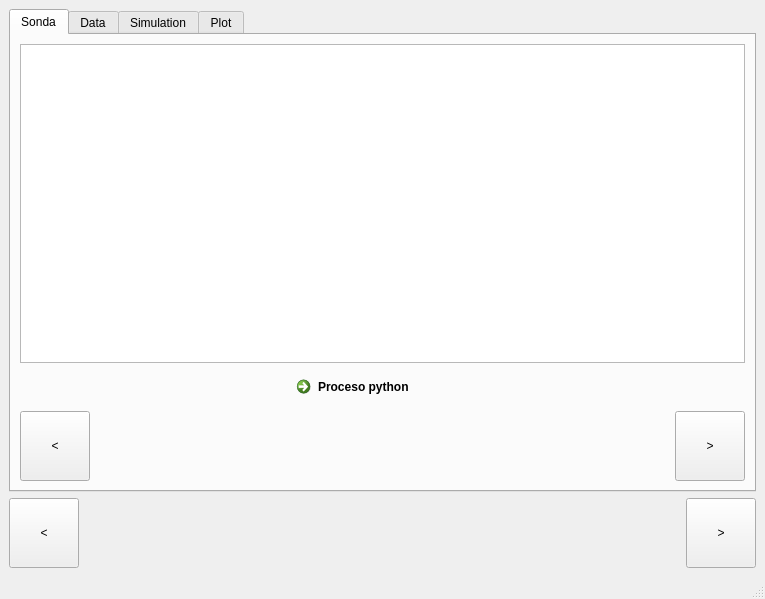
Old version of the form gui/src/mainwindow.ui in the repository MikeMakes/OceanHackaton2021_GUI.
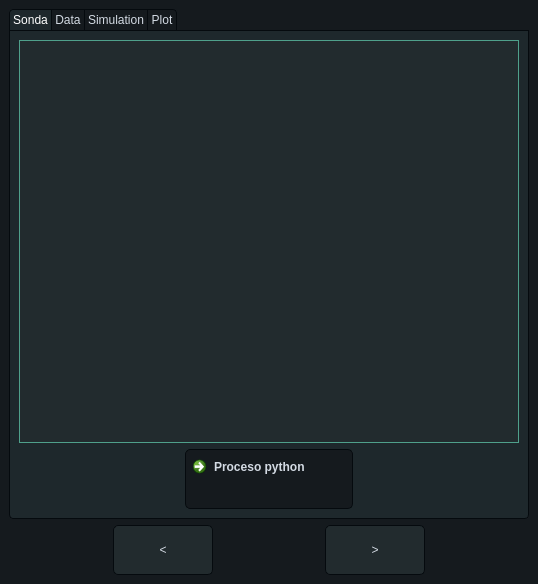
New version of the form.

Commit message: mejor paginado de tabs

The edit to the form file:
```diff
--- a/gui/src/mainwindow.ui
+++ b/gui/src/mainwindow.ui
@@ -6,38 +6,607 @@
    <rect>
     <x>0</x>
     <y>0</y>
-    <width>765</width>
-    <height>599</height>
+    <width>538</width>
+    <height>584</height>
    </rect>
   </property>
   <property name="windowTitle">
    <string>MainWindow</string>
   </property>
   <property name="styleSheet">
-   <string notr="true"/>
+   <string notr="true">/*
+ManjaroMix Style Sheet for QT Applications
+Author: Jaime A. Quiroga P.
+Company: GTRONICK
+Last updated: 25/02/2020, 15:42.
+Available at: https://github.com/GTRONICK/QSS/blob/master/ManjaroMix.qss
+*/
+QMainWindow {
+	background-color:#151a1e;
+}
+QCalendar {
+	background-color: #151a1e;
+}
+QTextEdit {
+	border-width: 1px;
+	border-style: solid;
+	border-color: #4fa08b;
+	background-color: #222b2e;
+	color: #d3dae3;
+}
+QPlainTextEdit {
+	border-width: 1px;
+	border-style: solid;
+	border-color: #4fa08b;
+	background-color: #222b2e;
+	color: #d3dae3;
+}
+QToolButton {
+	border-style: solid;
+	border-top-color: qlineargradient(spread:pad, x1:0.5, y1:1, x2:0.5, y2:0, stop:0 rgb(215, 215, 215), stop:1 rgb(222, 222, 222));
+	border-right-color: qlineargradient(spread:pad, x1:0, y1:0.5, x2:1, y2:0.5, stop:0 rgb(217, 217, 217), stop:1 rgb(227, 227, 227));
+	border-left-color: qlineargradient(spread:pad, x1:0, y1:0.5, x2:1, y2:0.5, stop:0 rgb(227, 227, 227), stop:1 rgb(217, 217, 217));
+	border-bottom-color: qlineargradient(spread:pad, x1:0.5, y1:1, x2:0.5, y2:0, stop:0 rgb(215, 215, 215), stop:1 rgb(222, 222, 222));
+	border-width: 1px;
+	border-radius: 5px;
+	color: #d3dae3;
+	padding: 2px;
+	background-color: rgb(255,255,255);
+}
+QToolButton:hover{
+	border-style: solid;
+	border-top-color: qlineargradient(spread:pad, x1:0.5, y1:1, x2:0.5, y2:0, stop:0 rgb(195, 195, 195), stop:1 rgb(222, 222, 222));
+	border-right-color: qlineargradient(spread:pad, x1:0, y1:0.5, x2:1, y2:0.5, stop:0 rgb(197, 197, 197), stop:1 rgb(227, 227, 227));
+	border-left-color: qlineargradient(spread:pad, x1:0, y1:0.5, x2:1, y2:0.5, stop:0 rgb(227, 227, 227), stop:1 rgb(197, 197, 197));
+	border-bottom-color: qlineargradient(spread:pad, x1:0.5, y1:1, x2:0.5, y2:0, stop:0 rgb(195, 195, 195), stop:1 rgb(222, 222, 222));
+	border-width: 1px;
+	border-radius: 5px;
+	color: rgb(0,0,0);
+	padding: 2px;
+	background-color: rgb(255,255,255);
+}
+QToolButton:pressed{
+	border-style: solid;
+	border-top-color: qlineargradient(spread:pad, x1:0.5, y1:1, x2:0.5, y2:0, stop:0 rgb(215, 215, 215), stop:1 rgb(222, 222, 222));
+	border-right-color: qlineargradient(spread:pad, x1:0, y1:0.5, x2:1, y2:0.5, stop:0 rgb(217, 217, 217), stop:1 rgb(227, 227, 227));
+	border-left-color: qlineargradient(spread:pad, x1:0, y1:0.5, x2:1, y2:0.5, stop:0 rgb(227, 227, 227), stop:1 rgb(217, 217, 217));
+	border-bottom-color: qlineargradient(spread:pad, x1:0.5, y1:1, x2:0.5, y2:0, stop:0 rgb(215, 215, 215), stop:1 rgb(222, 222, 222));
+	border-width: 1px;
+	border-radius: 5px;
+	color: rgb(0,0,0);
+	padding: 2px;
+	background-color: rgb(142,142,142);
+}
+QPushButton{
+	border-style: solid;
+	border-color: #050a0e;
+	border-width: 1px;
+	border-radius: 5px;
+	color: #d3dae3;
+	padding: 2px;
+	background-color: #151a1e;
+}
+QPushButton::default{
+	border-style: solid;
+	border-color: #050a0e;
+	border-width: 1px;
+	border-radius: 5px;
+	color: #FFFFFF;
+	padding: 2px;
+	background-color: #151a1e;;
+}
+QPushButton:hover{
+	border-style: solid;
+	border-color: #050a0e;
+	border-width: 1px;
+	border-radius: 5px;
+	color: #d3dae3;
+	padding: 2px;
+	background-color: #1c1f1f;
+}
+QPushButton:pressed{
+	border-style: solid;
+	border-color: #050a0e;
+	border-width: 1px;
+	border-radius: 5px;
+	color: #d3dae3;
+	padding: 2px;
+	background-color: #2c2f2f;
+}
+QPushButton:disabled{
+	border-style: solid;
+	border-top-color: qlineargradient(spread:pad, x1:0.5, y1:1, x2:0.5, y2:0, stop:0 rgb(215, 215, 215), stop:1 rgb(222, 222, 222));
+	border-right-color: qlineargradient(spread:pad, x1:0, y1:0.5, x2:1, y2:0.5, stop:0 rgb(217, 217, 217), stop:1 rgb(227, 227, 227));
+	border-left-color: qlineargradient(spread:pad, x1:0, y1:0.5, x2:1, y2:0.5, stop:0 rgb(227, 227, 227), stop:1 rgb(217, 217, 217));
+	border-bottom-color: qlineargradient(spread:pad, x1:0.5, y1:1, x2:0.5, y2:0, stop:0 rgb(215, 215, 215), stop:1 rgb(222, 222, 222));
+	border-width: 1px;
+	border-radius: 5px;
+	color: #808086;
+	padding: 2px;
+	background-color: rgb(142,142,142);
+}
+QLineEdit {
+	border-width: 1px;
+	border-style: solid;
+	border-color: #4fa08b;
+	background-color: #222b2e;
+	color: #d3dae3;
+}
+QLabel {
+	color: #d3dae3;
+}
+QLCDNumber {
+	color: #4d9b87;
+}
+QProgressBar {
+	text-align: center;
+	color: #d3dae3;
+	border-radius: 10px;
+	border-color: transparent;
+	border-style: solid;
+	background-color: #52595d;
+}
+QProgressBar::chunk {
+	background-color: #214037	;
+	border-radius: 10px;
+}
+QMenuBar {
+	background-color: #151a1e;
+}
+QMenuBar::item {
+	color: #d3dae3;
+  	spacing: 3px;
+  	padding: 1px 4px;
+	background-color: #151a1e;
+}
+
+QMenuBar::item:selected {
+  	background-color: #252a2e;
+	color: #FFFFFF;
+}
+QMenu {
+	background-color: #151a1e;
+}
+QMenu::item:selected {
+	background-color: #252a2e;
+	color: #FFFFFF;
+}
+QMenu::item {
+	color: #d3dae3;
+	background-color: #151a1e;
+}
+QTabWidget {
+	color:rgb(0,0,0);
+	background-color:#000000;
+}
+QTabWidget::pane {
+		border-color: #050a0e;
+		background-color: #1e282c;
+		border-style: solid;
+		border-width: 1px;
+    	border-bottom-left-radius: 4px;
+		border-bottom-right-radius: 4px;
+}
+QTabBar::tab:first {
+	border-style: solid;
+	border-left-width:1px;
+	border-right-width:0px;
+	border-top-width:1px;
+	border-bottom-width:0px;
+	border-top-color: #050a0e;
+	border-left-color: #050a0e;
+	border-bottom-color: #050a0e;
+	border-top-left-radius: 4px;
+	color: #d3dae3;
+	padding: 3px;
+	margin-left:0px;
+	background-color: #151a1e;
+}
+QTabBar::tab:last {
+	border-style: solid;
+	border-top-width:1px;
+	border-left-width:1px;
+	border-right-width:1px;
+	border-bottom-width:0px;
+	border-color: #050a0e;
+	border-top-right-radius: 4px;
+	color: #d3dae3;
+	padding: 3px;
+	margin-left:0px;
+	background-color: #151a1e;
+}
+QTabBar::tab {
+	border-style: solid;
+	border-top-width:1px;
+	border-bottom-width:0px;
+	border-left-width:1px;
+	border-top-color: #050a0e;
+	border-left-color: #050a0e;
+	border-bottom-color: #050a0e;
+	color: #d3dae3;
+	padding: 3px;
+	margin-left:0px;
+	background-color: #151a1e;
+}
+QTabBar::tab:selected, QTabBar::tab:last:selected, QTabBar::tab:hover {
+  	border-style: solid;
+  	border-left-width:1px;
+	border-bottom-width:0px;
+	border-right-color: transparent;
+	border-top-color: #050a0e;
+	border-left-color: #050a0e;
+	border-bottom-color: #050a0e;
+	color: #FFFFFF;
+	padding: 3px;
+	margin-left:0px;
+	background-color: #1e282c;
+}
+
+QTabBar::tab:selected, QTabBar::tab:first:selected, QTabBar::tab:hover {
+  	border-style: solid;
+  	border-left-width:1px;
+  	border-bottom-width:0px;
+  	border-top-width:1px;
+	border-right-color: transparent;
+	border-top-color: #050a0e;
+	border-left-color: #050a0e;
+	border-bottom-color: #050a0e;
+	color: #FFFFFF;
+	padding: 3px;
+	margin-left:0px;
+	background-color: #1e282c;
+}
+
+QCheckBox {
+	color: #d3dae3;
+	padding: 2px;
+}
+QCheckBox:disabled {
+	color: #808086;
+	padding: 2px;
+}
+
+QCheckBox:hover {
+	border-radius:4px;
+	border-style:solid;
+	padding-left: 1px;
+	padding-right: 1px;
+	padding-bottom: 1px;
+	padding-top: 1px;
+	border-width:1px;
+	border-color: transparent;
+}
+QCheckBox::indicator:checked {
+
+	height: 10px;
+	width: 10px;
+	border-style:solid;
+	border-width: 1px;
+	border-color: #4fa08b;
+	color: #000000;
+	background-color: qradialgradient(cx:0.4, cy:0.4, radius: 1.5,fx:0, fy:0, stop:0 #1e282c, stop:0.3 #1e282c, stop:0.4 #4fa08b, stop:0.5 #1e282c, stop:1 #1e282c);
+}
+QCheckBox::indicator:unchecked {
+
+	height: 10px;
+	width: 10px;
+	border-style:solid;
+	border-width: 1px;
+	border-color: #4fa08b;
+	color: #000000;
+}
+QRadioButton {
+	color: #d3dae3;
+	padding: 1px;
+}
+QRadioButton::indicator:checked {
+	height: 10px;
+	width: 10px;
+	border-style:solid;
+	border-radius:5px;
+	border-width: 1px;
+	border-color: #4fa08b;
+	color: #a9b7c6;
+	background-color: qradialgradient(cx:0.5, cy:0.5, radius:0.4,fx:0.5, fy:0.5, stop:0 #4fa08b, stop:1 #1e282c);
+}
+QRadioButton::indicator:!checked {
+	height: 10px;
+	width: 10px;
+	border-style:solid;
+	border-radius:5px;
+	border-width: 1px;
+	border-color: #4fa08b;
+	color: #a9b7c6;
+	background-color: transparent;
+}
+QStatusBar {
+	color:#027f7f;
+}
+QSpinBox {
+	color: #d3dae3;
+	background-color: #222b2e;
+	border-width: 1px;
+	border-style: solid;
+	border-color: #4fa08b;
+}
+QDoubleSpinBox {
+	color: #d3dae3;
+	background-color: #222b2e;
+	border-width: 1px;
+	border-style: solid;
+	border-color: #4fa08b;
+}
+QTimeEdit {
+	color: #d3dae3;
+	background-color: #222b2e;
+	border-width: 1px;
+	border-style: solid;
+	border-color: #4fa08b;
+}
+QDateTimeEdit {
+	color: #d3dae3;
+	background-color: #222b2e;
+	border-width: 1px;
+	border-style: solid;
+	border-color: #4fa08b;
+}
+QDateEdit {
+	color: #d3dae3;
+	background-color: #222b2e;
+	border-width: 1px;
+	border-style: solid;
+	border-color: #4fa08b;
+}
+QFontComboBox {
+	color: #d3dae3;
+	background-color: #222b2e;
+	border-width: 1px;
+	border-style: solid;
+	border-color: #4fa08b;
+}
+QComboBox {
+	color: #d3dae3;
+	background-color: #222b2e;
+	border-width: 1px;
+	border-style: solid;
+	border-color: #4fa08b;
+}
+
+QDial {
+	background: #16a085;
+}
+
+QToolBox {
+	color: #a9b7c6;
+	background-color: #222b2e;
+}
+QToolBox::tab {
+	color: #a9b7c6;
+	background-color:#222b2e;
+}
+QToolBox::tab:selected {
+	color: #FFFFFF;
+	background-color:#222b2e;
+}
+QScrollArea {
+	color: #FFFFFF;
+	background-color:#222b2e;
+}
+QSlider::groove:horizontal {
+	height: 5px;
+	background-color: #52595d;
+}
+QSlider::groove:vertical {
+	width: 5px;
+	background-color: #52595d;
+}
+QSlider::handle:horizontal {
+	background: #1a2224;
+	border-style: solid;
+	border-width: 1px;
+	border-color: rgb(207,207,207);
+	width: 12px;
+	margin: -5px 0;
+	border-radius: 7px;
+}
+QSlider::handle:vertical {
+	background: #1a2224;
+	border-style: solid;
+	border-width: 1px;
+	border-color: rgb(207,207,207);
+	height: 12px;
+	margin: 0 -5px;
+	border-radius: 7px;
+}
+QSlider::add-page:horizontal {
+    background: #52595d;
+}
+QSlider::add-page:vertical {
+    background: #52595d;
+}
+QSlider::sub-page:horizontal {
+    background-color: #15433a;
+}
+QSlider::sub-page:vertical {
+    background-color: #15433a;
+}
+QScrollBar:horizontal {
+	max-height: 10px;
+	border: 1px transparent grey;
+	margin: 0px 20px 0px 20px;
+	background: transparent;
+}
+QScrollBar:vertical {
+	max-width: 10px;
+	border: 1px transparent grey;
+	margin: 20px 0px 20px 0px;
+	background: transparent;
+}
+QScrollBar::handle:horizontal {
+	background: #52595d;
+	border-style: transparent;
+	border-radius: 4px;
+	min-width: 25px;
+}
+QScrollBar::handle:horizontal:hover {
+	background: #58a492;
+	border-style: transparent;
+	border-radius: 4px;
+	min-width: 25px;
+}
+QScrollBar::handle:vertical {
+	background: #52595d;
+	border-style: transparent;
+	border-radius: 4px;
+	min-height: 25px;
+}
+QScrollBar::handle:vertical:hover {
+	background: #58a492;
+	border-style: transparent;
+	border-radius: 4px;
+	min-height: 25px;
+}
+QScrollBar::add-line:horizontal {
+   border: 2px transparent grey;
+   border-top-right-radius: 4px;
+   border-bottom-right-radius: 4px;
+   background: #15433a;
+   width: 20px;
+   subcontrol-position: right;
+   subcontrol-origin: margin;
+}
+QScrollBar::add-line:horizontal:pressed {
+   border: 2px transparent grey;
+   border-top-right-radius: 4px;
+   border-bottom-right-radius: 4px;
+   background: rgb(181,181,181);
+   width: 20px;
+   subcontrol-position: right;
+   subcontrol-origin: margin;
+}
+QScrollBar::add-line:vertical {
+   border: 2px transparent grey;
+   border-bottom-left-radius: 4px;
+   border-bottom-right-radius: 4px;
+   background: #15433a;
+   height: 20px;
+   subcontrol-position: bottom;
+   subcontrol-origin: margin;
+}
+QScrollBar::add-line:vertical:pressed {
+   border: 2px transparent grey;
+   border-bottom-left-radius: 4px;
+   border-bottom-right-radius: 4px;
+   background: rgb(181,181,181);
+   height: 20px;
+   subcontrol-position: bottom;
+   subcontrol-origin: margin;
+}
+QScrollBar::sub-line:horizontal {
+   border: 2px transparent grey;
+   border-top-left-radius: 4px;
+   border-bottom-left-radius: 4px;
+   background: #15433a;
+   width: 20px;
+   subcontrol-position: left;
+   subcontrol-origin: margin;
+}
+QScrollBar::sub-line:horizontal:pressed {
+   border: 2px transparent grey;
+   border-top-left-radius: 4px;
+   border-bottom-left-radius: 4px;
+   background: rgb(181,181,181);
+   width: 20px;
+   subcontrol-position: left;
+   subcontrol-origin: margin;
+}
+QScrollBar::sub-line:vertical {
+   border: 2px transparent grey;
+   border-top-left-radius: 4px;
+   border-top-right-radius: 4px;
+   background: #15433a;
+   height: 20px;
+   subcontrol-position: top;
+   subcontrol-origin: margin;
+}
+QScrollBar::sub-line:vertical:pressed {
+   border: 2px transparent grey;
+   border-top-left-radius: 4px;
+   border-top-right-radius: 4px;
+   background: rgb(181,181,181);
+   height: 20px;
+   subcontrol-position: top;
+   subcontrol-origin: margin;
+}
+
+QScrollBar::add-page:horizontal, QScrollBar::sub-page:horizontal {
+   background: none;
+}
+QScrollBar::add-page:vertical, QScrollBar::sub-page:vertical {
+   background: none;
+}
+</string>
   </property>
   <widget class="QWidget" name="centralwidget">
    <layout class="QGridLayout" name="gridLayout_3">
     <item row="1" column="2">
+     <widget class="QPushButton" name="leftButton">
+      <property name="sizePolicy">
+       <sizepolicy hsizetype="Expanding" vsizetype="MinimumExpanding">
+        <horstretch>0</horstretch>
+        <verstretch>0</verstretch>
+       </sizepolicy>
+      </property>
+      <property name="minimumSize">
+       <size>
+        <width>100</width>
+        <height>0</height>
+       </size>
+      </property>
+      <property name="maximumSize">
+       <size>
+        <width>200</width>
+        <height>50</height>
+       </size>
+      </property>
+      <property name="styleSheet">
+       <string notr="true">background-color: #222b2e;
+</string>
+      </property>
+      <property name="text">
+       <string>&lt;</string>
+      </property>
+      <property name="iconSize">
+       <size>
+        <width>16</width>
+        <height>16</height>
+       </size>
+      </property>
+     </widget>
+    </item>
+    <item row="1" column="4">
      <widget class="QPushButton" name="rightButton">
       <property name="sizePolicy">
-       <sizepolicy hsizetype="Minimum" vsizetype="Expanding">
+       <sizepolicy hsizetype="Expanding" vsizetype="MinimumExpanding">
         <horstretch>0</horstretch>
         <verstretch>0</verstretch>
        </sizepolicy>
       </property>
       <property name="minimumSize">
        <size>
-        <width>0</width>
+        <width>100</width>
         <height>0</height>
        </size>
       </property>
       <property name="maximumSize">
        <size>
-        <width>70</width>
-        <height>70</height>
+        <width>200</width>
+        <height>50</height>
        </size>
       </property>
+      <property name="styleSheet">
+       <string notr="true">background-color: #222b2e;</string>
+      </property>
       <property name="text">
        <string>&gt;</string>
       </property>
@@ -49,7 +618,36 @@
       </property>
      </widget>
     </item>
-    <item row="0" column="0" colspan="3">
+    <item row="1" column="5">
+     <spacer name="horizontalSpacer">
+      <property name="orientation">
+       <enum>Qt::Horizontal</enum>
+      </property>
+      <property name="sizeType">
+       <enum>QSizePolicy::Expanding</enum>
+      </property>
+      <property name="sizeHint" stdset="0">
+       <size>
+        <width>40</width>
+        <height>20</height>
+       </size>
+      </property>
+     </spacer>
+    </item>
+    <item row="1" column="1">
+     <spacer name="horizontalSpacer_2">
+      <property name="orientation">
+       <enum>Qt::Horizontal</enum>
+      </property>
+      <property name="sizeHint" stdset="0">
+       <size>
+        <width>40</width>
+        <height>20</height>
+       </size>
+      </property>
+     </spacer>
+    </item>
+    <item row="0" column="0" colspan="7">
      <widget class="QTabWidget" name="tabWidget">
       <property name="tabPosition">
        <enum>QTabWidget::North</enum>
@@ -85,121 +683,25 @@
           <item row="0" column="0" colspan="5">
            <widget class="QTextBrowser" name="textBrowser"/>
           </item>
-          <item row="3" column="0" alignment="Qt::AlignHCenter">
-           <widget class="QPushButton" name="leftButton_Sonda">
-            <property name="sizePolicy">
-             <sizepolicy hsizetype="Minimum" vsizetype="Expanding">
-              <horstretch>0</horstretch>
-              <verstretch>0</verstretch>
-             </sizepolicy>
-            </property>
-            <property name="maximumSize">
-             <size>
-              <width>70</width>
-              <height>70</height>
-             </size>
-            </property>
-            <property name="text">
-             <string>&lt;</string>
-            </property>
-            <property name="iconSize">
-             <size>
-              <width>16</width>
-              <height>16</height>
-             </size>
-            </property>
-           </widget>
-          </item>
           <item row="1" column="2">
            <widget class="QCommandLinkButton" name="commandLinkButton">
+            <property name="sizePolicy">
+             <sizepolicy hsizetype="Preferred" vsizetype="Preferred">
+              <horstretch>0</horstretch>
+              <verstretch>0</verstretch>
+             </sizepolicy>
+            </property>
+            <property name="minimumSize">
+             <size>
+              <width>0</width>
+              <height>60</height>
+             </size>
+            </property>
             <property name="text">
              <string>Proceso python</string>
             </property>
            </widget>
           </item>
-          <item row="3" column="2">
-           <spacer name="horizontalSpacer">
-            <property name="orientation">
-             <enum>Qt::Horizontal</enum>
-            </property>
-            <property name="sizeHint" stdset="0">
-             <size>
-              <width>40</width>
-              <height>20</height>
-             </size>
-            </property>
-           </spacer>
-          </item>
-          <item row="3" column="1">
-           <spacer name="horizontalSpacer_5">
-            <property name="orientation">
-             <enum>Qt::Horizontal</enum>
-            </property>
-            <property name="sizeHint" stdset="0">
-             <size>
-              <width>40</width>
-              <height>20</height>
-             </size>
-            </property>
-           </spacer>
-          </item>
-          <item row="3" column="3">
-           <spacer name="horizontalSpacer_6">
-            <property name="orientation">
-             <enum>Qt::Horizontal</enum>
-            </property>
-            <property name="sizeHint" stdset="0">
-             <size>
-              <width>40</width>
-              <height>20</height>
-             </size>
-            </property>
-           </spacer>
-          </item>
-          <item row="3" column="4" alignment="Qt::AlignHCenter">
-           <widget class="QPushButton" name="rightButton_Sonda">
-            <property name="sizePolicy">
-             <sizepolicy hsizetype="Minimum" vsizetype="Expanding">
-              <horstretch>0</horstretch>
-              <verstretch>0</verstretch>
-             </sizepolicy>
-            </property>
-            <property name="minimumSize">
-             <size>
-              <width>0</width>
-              <height>0</height>
-             </size>
-            </property>
-            <property name="maximumSize">
-             <size>
-              <width>70</width>
-              <height>70</height>
-             </size>
-            </property>
-            <property name="text">
-             <string>&gt;</string>
-            </property>
-            <property name="iconSize">
-             <size>
-              <width>16</width>
-              <height>16</height>
-             </size>
-            </property>
-           </widget>
-          </item>
-          <item row="1" column="1">
-           <spacer name="horizontalSpacer_3">
-            <property name="orientation">
-             <enum>Qt::Horizontal</enum>
-            </property>
-            <property name="sizeHint" stdset="0">
-             <size>
-              <width>40</width>
-              <height>20</height>
-             </size>
-            </property>
-           </spacer>
-          </item>
           <item row="1" column="3">
            <spacer name="horizontalSpacer_4">
             <property name="orientation">
@@ -216,6 +718,19 @@
             </property>
            </spacer>
           </item>
+          <item row="1" column="1">
+           <spacer name="horizontalSpacer_3">
+            <property name="orientation">
+             <enum>Qt::Horizontal</enum>
+            </property>
+            <property name="sizeHint" stdset="0">
+             <size>
+              <width>40</width>
+              <height>20</height>
+             </size>
+            </property>
+           </spacer>
+          </item>
          </layout>
         </item>
        </layout>
@@ -227,80 +742,18 @@
        <layout class="QGridLayout" name="gridLayout_6">
         <item row="0" column="0">
          <layout class="QGridLayout" name="gridLayout_5">
-          <item row="0" column="0" colspan="3">
+          <item row="0" column="0" colspan="2">
            <widget class="QTextBrowser" name="textBrowser_Data"/>
           </item>
-          <item row="2" column="2">
-           <widget class="QPushButton" name="rightButton_Data">
-            <property name="sizePolicy">
-             <sizepolicy hsizetype="Minimum" vsizetype="Expanding">
-              <horstretch>0</horstretch>
-              <verstretch>0</verstretch>
-             </sizepolicy>
-            </property>
-            <property name="minimumSize">
-             <size>
-              <width>0</width>
-              <height>0</height>
-             </size>
-            </property>
-            <property name="maximumSize">
-             <size>
-              <width>70</width>
-              <height>70</height>
-             </size>
-            </property>
-            <property name="text">
-             <string>&gt;</string>
-            </property>
-            <property name="iconSize">
-             <size>
-              <width>16</width>
-              <height>16</height>
-             </size>
-            </property>
-           </widget>
-          </item>
-          <item row="2" column="1">
-           <spacer name="horizontalSpacer_2">
-            <property name="orientation">
-             <enum>Qt::Horizontal</enum>
-            </property>
-            <property name="sizeHint" stdset="0">
-             <size>
-              <width>40</width>
-              <height>20</height>
-             </size>
-            </property>
-           </spacer>
-          </item>
-          <item row="2" column="0">
-           <widget class="QPushButton" name="leftButton_Data">
-            <property name="sizePolicy">
-             <sizepolicy hsizetype="Minimum" vsizetype="Expanding">
-              <horstretch>0</horstretch>
-              <verstretch>0</verstretch>
-             </sizepolicy>
-            </property>
-            <property name="maximumSize">
-             <size>
-              <width>70</width>
-              <height>70</height>
-             </size>
-            </property>
-            <property name="text">
-             <string>&lt;</string>
-            </property>
-            <property name="iconSize">
-             <size>
-              <width>16</width>
-              <height>16</height>
-             </size>
-            </property>
-           </widget>
-          </item>
          </layout>
         </item>
+        <item row="1" column="0">
+         <widget class="QPushButton" name="pushButton_3">
+          <property name="text">
+           <string>PushButton</string>
+          </property>
+         </widget>
+        </item>
        </layout>
       </widget>
       <widget class="QWidget" name="tabSimulation">
@@ -310,80 +763,18 @@
        <layout class="QGridLayout" name="gridLayout">
         <item row="0" column="0">
          <layout class="QGridLayout" name="gridLayout_7">
-          <item row="0" column="0" colspan="3">
+          <item row="0" column="0" colspan="2">
            <widget class="QTextBrowser" name="textBrowser_Data_2"/>
           </item>
-          <item row="2" column="2">
-           <widget class="QPushButton" name="rightButton_Simulation">
-            <property name="sizePolicy">
-             <sizepolicy hsizetype="Minimum" vsizetype="Expanding">
-              <horstretch>0</horstretch>
-              <verstretch>0</verstretch>
-             </sizepolicy>
-            </property>
-            <property name="minimumSize">
-             <size>
-              <width>0</width>
-              <height>0</height>
-             </size>
-            </property>
-            <property name="maximumSize">
-             <size>
-              <width>70</width>
-              <height>70</height>
-             </size>
-            </property>
-            <property name="text">
-             <string>&gt;</string>
-            </property>
-            <property name="iconSize">
-             <size>
-              <width>16</width>
-              <height>16</height>
-             </size>
-            </property>
-           </widget>
-          </item>
-          <item row="2" column="1">
-           <spacer name="horizontalSpacer_7">
-            <property name="orientation">
-             <enum>Qt::Horizontal</enum>
-            </property>
-            <property name="sizeHint" stdset="0">
-             <size>
-              <width>40</width>
-              <height>20</height>
-             </size>
-            </property>
-           </spacer>
-          </item>
-          <item row="2" column="0">
-           <widget class="QPushButton" name="leftButton_Simulation">
-            <property name="sizePolicy">
-             <sizepolicy hsizetype="Minimum" vsizetype="Expanding">
-              <horstretch>0</horstretch>
-              <verstretch>0</verstretch>
-             </sizepolicy>
-            </property>
-            <property name="maximumSize">
-             <size>
-              <width>70</width>
-              <height>70</height>
-             </size>
-            </property>
-            <property name="text">
-             <string>&lt;</string>
-            </property>
-            <property name="iconSize">
-             <size>
-              <width>16</width>
-              <height>16</height>
-             </size>
-            </property>
-           </widget>
-          </item>
          </layout>
         </item>
+        <item row="1" column="0">
+         <widget class="QPushButton" name="pushButton_2">
+          <property name="text">
+           <string>PushButton</string>
+          </property>
+         </widget>
+        </item>
        </layout>
       </widget>
       <widget class="QWidget" name="tabPlot">
@@ -393,112 +784,40 @@
        <layout class="QGridLayout" name="gridLayout_9">
         <item row="0" column="0">
          <layout class="QGridLayout" name="gridLayout_8">
-          <item row="2" column="1">
-           <spacer name="horizontalSpacer_8">
-            <property name="orientation">
-             <enum>Qt::Horizontal</enum>
-            </property>
-            <property name="sizeHint" stdset="0">
-             <size>
-              <width>40</width>
-              <height>20</height>
-             </size>
-            </property>
-           </spacer>
-          </item>
-          <item row="2" column="0">
-           <widget class="QPushButton" name="leftButton_Plot">
-            <property name="sizePolicy">
-             <sizepolicy hsizetype="Minimum" vsizetype="Expanding">
-              <horstretch>0</horstretch>
-              <verstretch>0</verstretch>
-             </sizepolicy>
-            </property>
-            <property name="maximumSize">
-             <size>
-              <width>70</width>
-              <height>70</height>
-             </size>
-            </property>
-            <property name="text">
-             <string>&lt;</string>
-            </property>
-            <property name="iconSize">
-             <size>
-              <width>16</width>
-              <height>16</height>
-             </size>
-            </property>
-           </widget>
-          </item>
-          <item row="0" column="0" colspan="3">
+          <item row="0" column="0" colspan="2">
            <widget class="QTextBrowser" name="textBrowser_Data_3"/>
           </item>
-          <item row="2" column="2">
-           <widget class="QPushButton" name="rightButton_Plot">
-            <property name="sizePolicy">
-             <sizepolicy hsizetype="Minimum" vsizetype="Expanding">
-              <horstretch>0</horstretch>
-              <verstretch>0</verstretch>
-             </sizepolicy>
-            </property>
-            <property name="minimumSize">
-             <size>
-              <width>0</width>
-              <height>0</height>
-             </size>
-            </property>
-            <property name="maximumSize">
-             <size>
-              <width>70</width>
-              <height>70</height>
-             </size>
-            </property>
-            <property name="text">
-             <string>&gt;</string>
-            </property>
-            <property name="iconSize">
-             <size>
-              <width>16</width>
-              <height>16</height>
-             </size>
-            </property>
-           </widget>
-          </item>
          </layout>
         </item>
+        <item row="1" column="0">
+         <widget class="QPushButton" name="pushButton">
+          <property name="text">
+           <string>PushButton</string>
+          </property>
+         </widget>
+        </item>
        </layout>
       </widget>
      </widget>
     </item>
-    <item row="1" column="0">
-     <widget class="QPushButton" name="leftButton">
-      <property name="sizePolicy">
-       <sizepolicy hsizetype="Minimum" vsizetype="Expanding">
-        <horstretch>0</horstretch>
-        <verstretch>0</verstretch>
-       </sizepolicy>
+    <item row="1" column="3">
+     <spacer name="horizontalSpacer_5">
+      <property name="orientation">
+       <enum>Qt::Horizontal</enum>
       </property>
-      <property name="maximumSize">
-       <size>
-        <width>70</width>
-        <height>70</height>
-       </size>
+      <property name="sizeType">
+       <enum>QSizePolicy::Expanding</enum>
       </property>
-      <property name="text">
-       <string>&lt;</string>
-      </property>
-      <property name="iconSize">
+      <property name="sizeHint" stdset="0">
        <size>
-        <width>16</width>
-        <height>16</height>
+        <width>100</width>
+        <height>20</height>
        </size>
       </property>
-     </widget>
+     </spacer>
     </item>
    </layout>
   </widget>
-  <widget class="QStatusBar" name="statusbar"/>
  </widget>
  <resources/>
  <connections/>
```
The commit also changes 2 other files.
